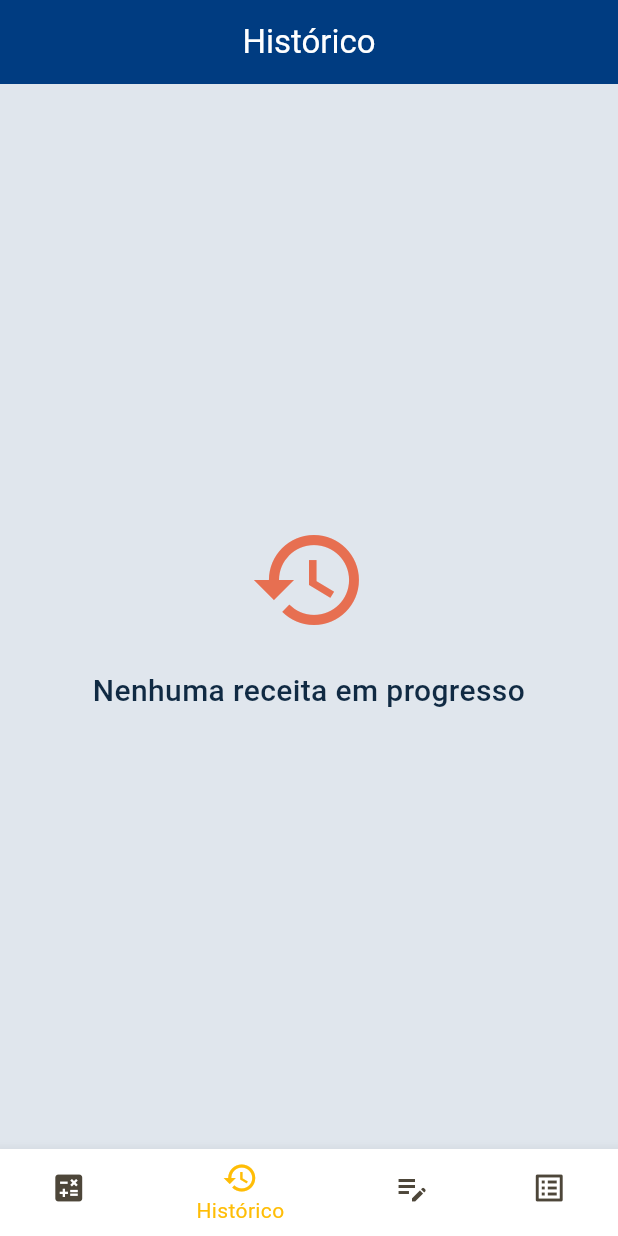
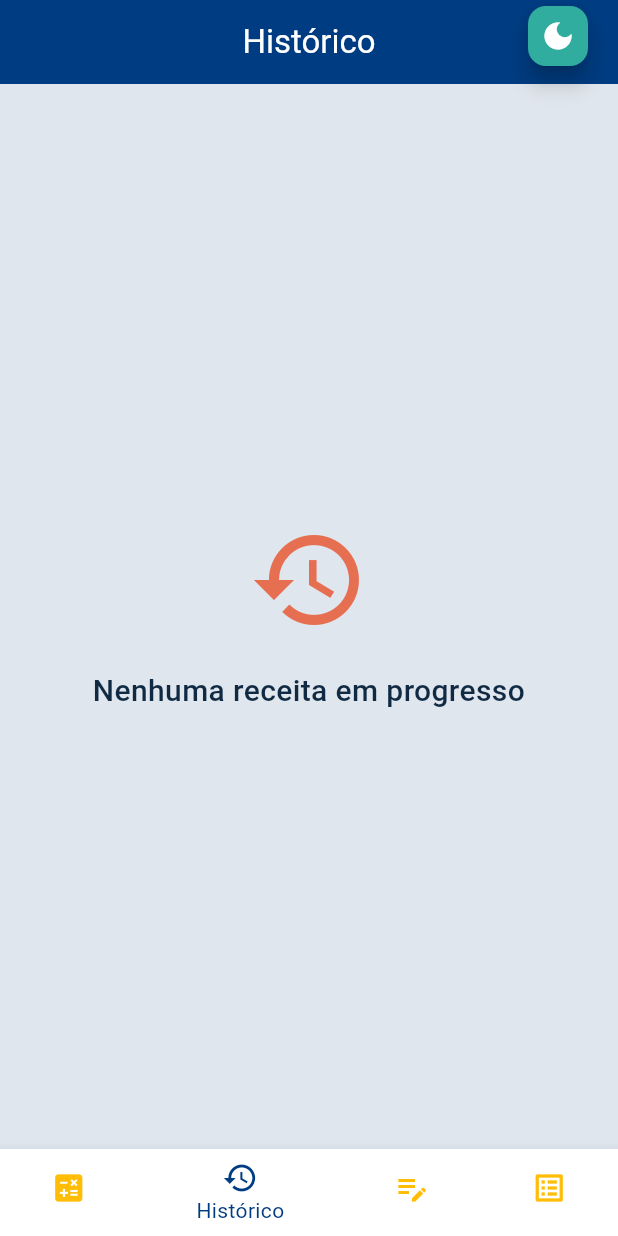
Before and after one commit to ana112358/NoveloApp, a Flutter app: the screen it shows after launch, item 2 of the bottom bar chosen, on a phone screen of 412 x 824 dp. Run offline on Flutter 3.47's test engine with Material 3 defaults, Android fonts, the phone set to English and light mode, and no system bars; our stand-ins replace sqflite; accounts and stored records are empty.

Commit message:
Estilização das cores da home

```diff
--- a/lib/pages/home_page.dart
+++ b/lib/pages/home_page.dart
@@ -1,6 +1,8 @@
 import 'package:flutter/material.dart';
+import 'package:provider/provider.dart';
 import 'package:flutter_application_unid2/pages/cadastrar_receita_page.dart';
 import 'package:flutter_application_unid2/pages/lista_receitas_page.dart';
+import '../state/theme_state.dart';
 import 'counter_page.dart';
 import 'history_page.dart';
 
@@ -17,6 +19,8 @@ class _HomePageState extends State<HomePage> {
   @override
   Widget build(BuildContext context) {
     final colorScheme = Theme.of(context).colorScheme;
+    final themeState = context.watch<ThemeState>();
+    final isDark = themeState.isDarkMode(context);
 
     Widget page;
 
@@ -31,14 +35,14 @@ class _HomePageState extends State<HomePage> {
         page = CadastrarReceitaPage();
         break;
       case 3:
-        page = ListaReceitasPage();   // ⭐ NOVA PÁGINA: LISTA DE RECEITAS
+        page = ListaReceitasPage(); // ⭐ NOVA PÁGINA: LISTA DE RECEITAS
         break;
       default:
         throw UnimplementedError("Página não existe");
     }
 
     final mainArea = ColoredBox(
-      color: colorScheme.surfaceContainerHighest,
+      color: colorScheme.surface,
       child: AnimatedSwitcher(
         duration: const Duration(milliseconds: 200),
         child: page,
@@ -46,6 +50,15 @@ class _HomePageState extends State<HomePage> {
     );
 
     return Scaffold(
+      floatingActionButton: FloatingActionButton.small(
+        onPressed: () {
+          context.read<ThemeState>().toggleTheme();
+        },
+        backgroundColor: colorScheme.tertiary,
+        foregroundColor: colorScheme.surface,
+        child: Icon(isDark ? Icons.light_mode : Icons.dark_mode),
+      ),
+      floatingActionButtonLocation: FloatingActionButtonLocation.endTop,
       body: LayoutBuilder(
         builder: (context, constraints) {
           // Layout celular
@@ -60,12 +73,12 @@ class _HomePageState extends State<HomePage> {
                       setState(() => selectedIndex = value);
                     },
                     backgroundColor: colorScheme.surface,
-                    selectedItemColor: colorScheme.primary,
-                    unselectedItemColor: colorScheme.onSurfaceVariant,
+                    selectedItemColor: colorScheme.secondary,
+                    unselectedItemColor: colorScheme.primary,
                     items: const [
                       BottomNavigationBarItem(
                         icon: Icon(Icons.calculate),
-                        label: 'Contador',
+                        label: 'Vamos crochetar?',
                       ),
                       BottomNavigationBarItem(
                         icon: Icon(Icons.history),
@@ -76,7 +89,7 @@ class _HomePageState extends State<HomePage> {
                         label: 'Cadastrar',
                       ),
                       BottomNavigationBarItem(
-                        icon: Icon(Icons.list_alt),  // ⭐ ÍCONE DA LISTA
+                        icon: Icon(Icons.list_alt),
                         label: 'Receitas',
                       ),
                     ],
@@ -93,21 +106,34 @@ class _HomePageState extends State<HomePage> {
                 child: NavigationRail(
                   extended: constraints.maxWidth >= 600,
                   selectedIndex: selectedIndex,
-                  onDestinationSelected: (value) {
-                    setState(() => selectedIndex = value);
-                  },
-                  backgroundColor: colorScheme.surfaceContainerHighest,
+                  onDestinationSelected: (value) =>
+                      setState(() => selectedIndex = value),
+                  backgroundColor: colorScheme.surface,
+                  trailing: Expanded(
+                    child: Align(
+                      alignment: Alignment.bottomCenter,
+                      child: Padding(
+                        padding: const EdgeInsets.only(bottom: 20),
+                        child: IconButton(
+                          icon:
+                              Icon(isDark ? Icons.light_mode : Icons.dark_mode),
+                          onPressed: () =>
+                              context.read<ThemeState>().toggleTheme(),
+                        ),
+                      ),
+                    ),
+                  ),
                   selectedLabelTextStyle: TextStyle(
-                    color: colorScheme.primary,
+                    color: colorScheme.secondary,
                     fontWeight: FontWeight.bold,
                   ),
                   unselectedLabelTextStyle: TextStyle(
-                    color: colorScheme.onSurfaceVariant,
+                    color: colorScheme.primary,
                   ),
                   destinations: const [
                     NavigationRailDestination(
                       icon: Icon(Icons.calculate),
-                      label: Text('Contador'),
+                      label: Text('Vamos crochetar?'),
                     ),
                     NavigationRailDestination(
                       icon: Icon(Icons.history),
@@ -118,7 +144,7 @@ class _HomePageState extends State<HomePage> {
                       label: Text('Cadastrar'),
                     ),
                     NavigationRailDestination(
-                      icon: Icon(Icons.list_alt), // ⭐ LISTA
+                      icon: Icon(Icons.list_alt),
                       label: Text('Receitas'),
                     ),
                   ],
```
